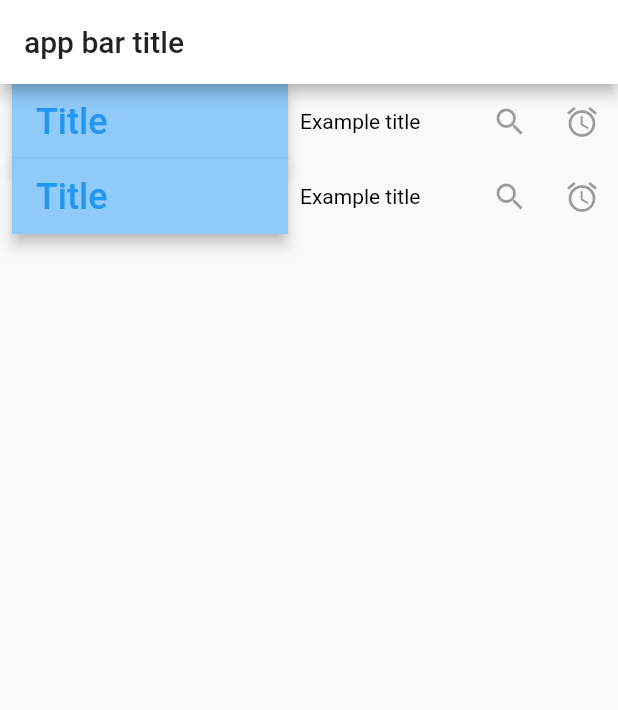
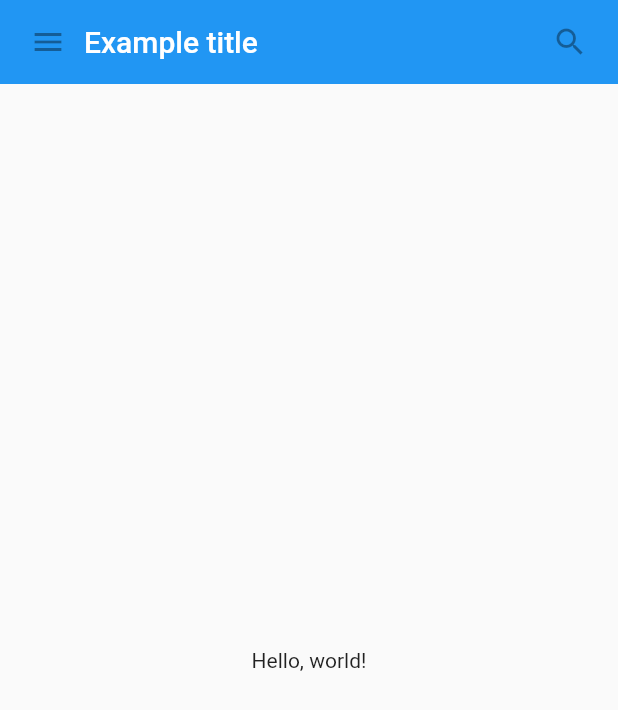
Before and after one commit to takotab/rugform, a Flutter app: the screen it shows after launch, on a phone screen of 412 x 824 dp. Shown: the top 710 px of the screen. Run offline on Flutter 3.47's test engine with Material 2 defaults, Android fonts, the phone set to English and light mode, and no system bars.

Commit message:
from web

```diff
--- a/lib/main.dart
+++ b/lib/main.dart
@@ -1,62 +1,70 @@
-import 'dart:html';
-
 import 'package:flutter/material.dart';
 
-class MyScaffold extends StatelessWidget {
-  MyScaffold({this.title});
+class MyAppBar extends StatelessWidget {
+  MyAppBar({this.title});
+
+  // Fields in a Widget subclass are always marked "final".
+
   final Widget title;
-  Widget buildRow(BuildContext context) {
-    return Row(children: <Widget>[
-      Container(
-          height: 50,
+
+  @override
+  Widget build(BuildContext context) {
+    return Container(
+      height: 56.0, // in logical pixels
       padding: const EdgeInsets.symmetric(horizontal: 8.0),
-          width: 200,
-          child: AppBar(
-            title: Text(
-              'Title',
-              style: TextStyle(color: ThemeData().accentColor, fontSize: 24.0),
+      decoration: BoxDecoration(color: Colors.blue[500]),
+      // Row is a horizontal, linear layout.
+      child: Row(
+        // <Widget> is the type of items in the list.
+        children: <Widget>[
+          IconButton(
+            icon: Icon(Icons.menu),
+            tooltip: 'Navigation menu',
+            onPressed: null, // null disables the button
           ),
-            backgroundColor: ThemeData().backgroundColor,
-          )),
+          // Expanded expands its child to fill the available space.
           Expanded(
             child: title,
           ),
           IconButton(
             icon: Icon(Icons.search),
+            tooltip: 'Search',
             onPressed: null,
-        tooltip: 'Search',
           ),
-      IconButton(
-        icon: Icon(Icons.access_alarm),
-        onPressed: null,
-      )
-    ]);
+        ],
+      ),
+    );
+  }
 }
 
+class MyScaffold extends StatelessWidget {
   @override
   Widget build(BuildContext context) {
-    return Scaffold(
-        appBar: AppBar(
+    // Material is a conceptual piece of paper on which the UI appears.
+    return Material(
+      // Column is a vertical, linear layout.
+      child: Column(
+        children: <Widget>[
+          MyAppBar(
             title: Text(
-          'app bar title',
-        )),
-        body: Column(children: <Widget>[buildRow(context), buildRow(context)]));
+              'Example title',
+              style: Theme.of(context).primaryTextTheme.headline6,
+            ),
+          ),
+          Expanded(
+            child: Center(
+              child: Text('Hello, world!'),
+            ),
+          ),
+        ],
+      ),
+    );
   }
 }
 
 void main() {
   runApp(MaterialApp(
-      title: 'My app',
-      theme: ThemeData(
-          primaryColor: Colors.white,
-          accentColor: Colors.blueAccent,
-          backgroundColor: Colors.amber),
-      home: MyScaffold(
-        title: Text(
-          'Example title',
-          style: TextStyle(
-            color: Colors.black,
-          ),
-        ),
-      )));
+    title: 'My app', // used by the OS task switcher
+    home: MyScaffold(),
+  ));
 }
```
Lines whose indentation alone changed are shown as unchanged.
